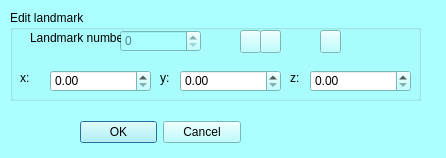
First picture: the form in MorphoDig/Qt/mqEditLMKDialog.ui, repository morphomuseum/MorphoDig, before the edit.
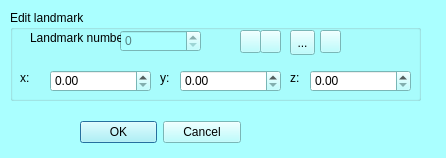
Second picture: the form after the edit. Icons and pictures are not drawn.

Patch:
```diff
--- a/MorphoDig/Qt/mqEditLMKDialog.ui
+++ b/MorphoDig/Qt/mqEditLMKDialog.ui
@@ -148,6 +148,15 @@
        </color>
       </brush>
      </colorrole>
+     <colorrole role="PlaceholderText">
+      <brush brushstyle="NoBrush">
+       <color alpha="128">
+        <red>0</red>
+        <green>0</green>
+        <blue>0</blue>
+       </color>
+      </brush>
+     </colorrole>
     </active>
     <inactive>
      <colorrole role="WindowText">
@@ -285,6 +294,15 @@
        </color>
       </brush>
      </colorrole>
+     <colorrole role="PlaceholderText">
+      <brush brushstyle="NoBrush">
+       <color alpha="128">
+        <red>0</red>
+        <green>0</green>
+        <blue>0</blue>
+       </color>
+      </brush>
+     </colorrole>
     </inactive>
     <disabled>
      <colorrole role="WindowText">
@@ -422,6 +440,15 @@
        </color>
       </brush>
      </colorrole>
+     <colorrole role="PlaceholderText">
+      <brush brushstyle="NoBrush">
+       <color alpha="128">
+        <red>0</red>
+        <green>0</green>
+        <blue>0</blue>
+       </color>
+      </brush>
+     </colorrole>
     </disabled>
    </palette>
   </property>
@@ -603,6 +630,29 @@
       <normaloff>:/Icons/move_cam3.png</normaloff>:/Icons/move_cam3.png</iconset>
     </property>
    </widget>
+   <widget class="QToolButton" name="Refresh">
+    <property name="enabled">
+     <bool>true</bool>
+    </property>
+    <property name="geometry">
+     <rect>
+      <x>280</x>
+      <y>20</y>
+      <width>25</width>
+      <height>25</height>
+     </rect>
+    </property>
+    <property name="toolTip">
+     <string>Refresh matrix</string>
+    </property>
+    <property name="text">
+     <string>...</string>
+    </property>
+    <property name="icon">
+     <iconset resource="../Icons/icons.qrc">
+      <normaloff>:/Icons/Initialize24.png</normaloff>:/Icons/Initialize24.png</iconset>
+    </property>
+   </widget>
   </widget>
   <widget class="QLabel" name="label_4">
    <property name="geometry">
```
